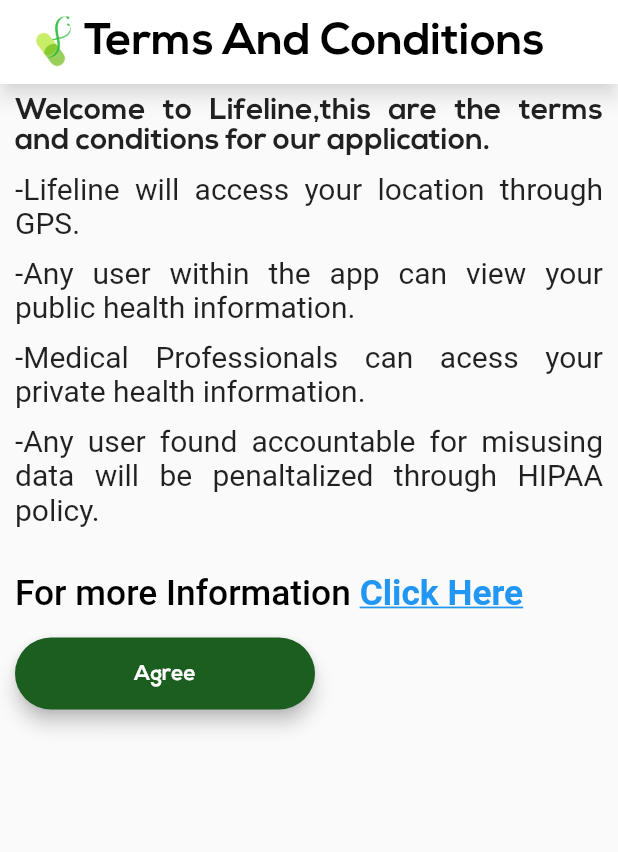
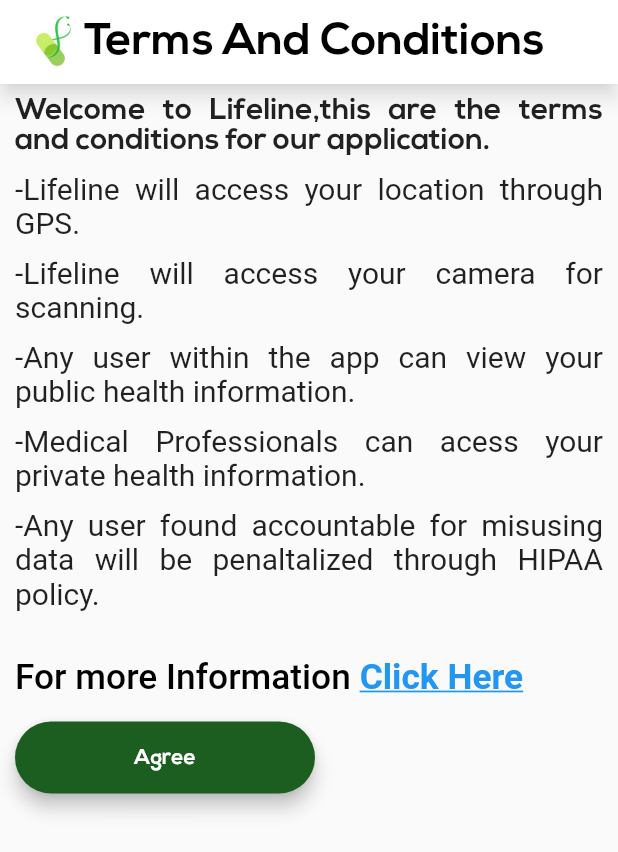
Before and after one commit to nandbyte/lifeline, a Flutter app: the TermsPages screen opened directly, on a phone screen of 412 x 824 dp. Shown: the top 852 px of the screen. Run offline on Flutter 3.47's test engine with Material 2 defaults, Android fonts, the phone set to English and light mode, and no system bars; drawn by our look-alikes of auto_size_text; our stand-ins replace animated_text_kit, cloud_firestore, firebase_auth, firebase_core, flutter_spinkit, modal_progress_hud and 1 more; accounts and stored records are empty.

Commit message:
added statement

```diff
--- a/lib/terms_condition.dart
+++ b/lib/terms_condition.dart
@@ -70,6 +70,16 @@ class _TermsPagesState extends State<TermsPages> {
                   ),
                   SizedBox(height: 10.0),
                   AutoSizeText(
+                    '-Lifeline will access your camera for scanning.',
+                    style: TextStyle(
+                      fontSize: 20.0,
+                      fontWeight: FontWeight.w400,
+                    ),
+                    maxLines: 2,
+                    textAlign: TextAlign.justify,
+                  ),
+                  SizedBox(height: 10.0),
+                  AutoSizeText(
                     '-Any user  within the app can view your public health information.',
                     style:
                         TextStyle(fontSize: 20.0, fontWeight: FontWeight.w400),
@@ -126,9 +136,7 @@ class _TermsPagesState extends State<TermsPages> {
                     ]),
                   ),
                   RoundedButton(
-                      text: 'Agree',
-                      color: Colors.green[900],
-                      onPressed: () {})
+                      text: 'Agree', color: Colors.green[900], onPressed: () {})
                 ],
               ),
             ),
--- a/pubspec.yaml
+++ b/pubspec.yaml
@@ -14,6 +14,8 @@ dependencies:
 
   # Icons
   cupertino_icons: ^0.1.2
+  # Text
+  auto_size_text: ^2.1.0
 
   # UI
   animated_text_kit: ^3.1.0
```
